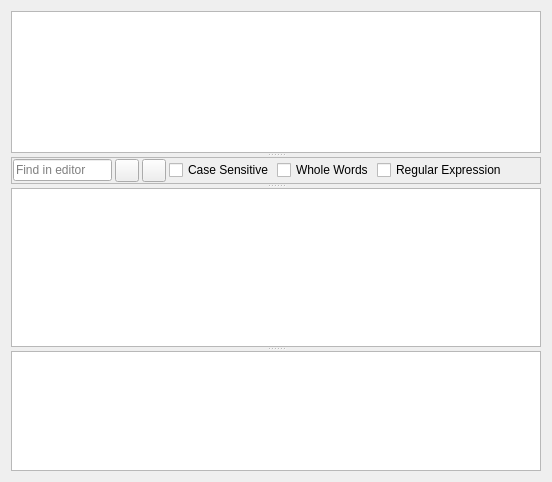
Above: src/SqlExecutionArea.ui from sqlitebrowser/sqlitebrowser before the change. Below: the same form after it.
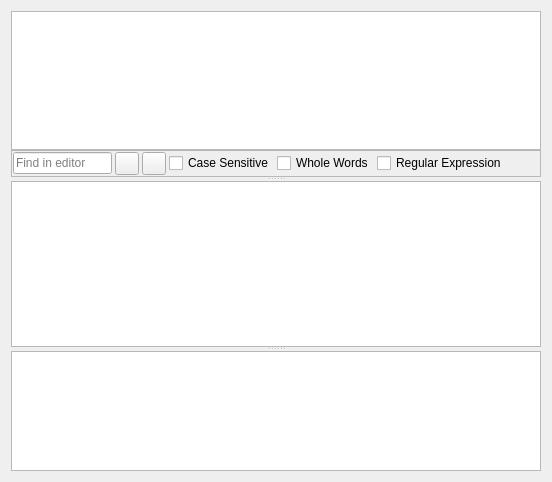
That is the form after the change. Icons and pictures are not drawn. Custom widgets are drawn as their Qt base class.

Commit message:
Fine-tune layout of the search bar
Remove the splitter between editor and find bar.

```diff
--- a/src/SqlExecutionArea.ui
+++ b/src/SqlExecutionArea.ui
@@ -22,7 +22,15 @@
      <property name="childrenCollapsible">
       <bool>false</bool>
      </property>
+     <widget class="QWidget" name="widget">
+      <layout class="QVBoxLayout" name="verticalLayout">
+       <property name="spacing">
+        <number>0</number>
+       </property>
+       <item>
      <widget class="SqlTextEdit" name="editEditor"/>
+       </item>
+       <item>
      <widget class="QFrame" name="findFrame">
       <property name="maximumSize">
        <size>
@@ -146,6 +154,9 @@
          <property name="text">
           <string>Regular Expression</string>
          </property>
+           </widget>
+          </item>
+         </layout>
         </widget>
        </item>
       </layout>
```
Lines whose indentation alone changed are shown as unchanged.
